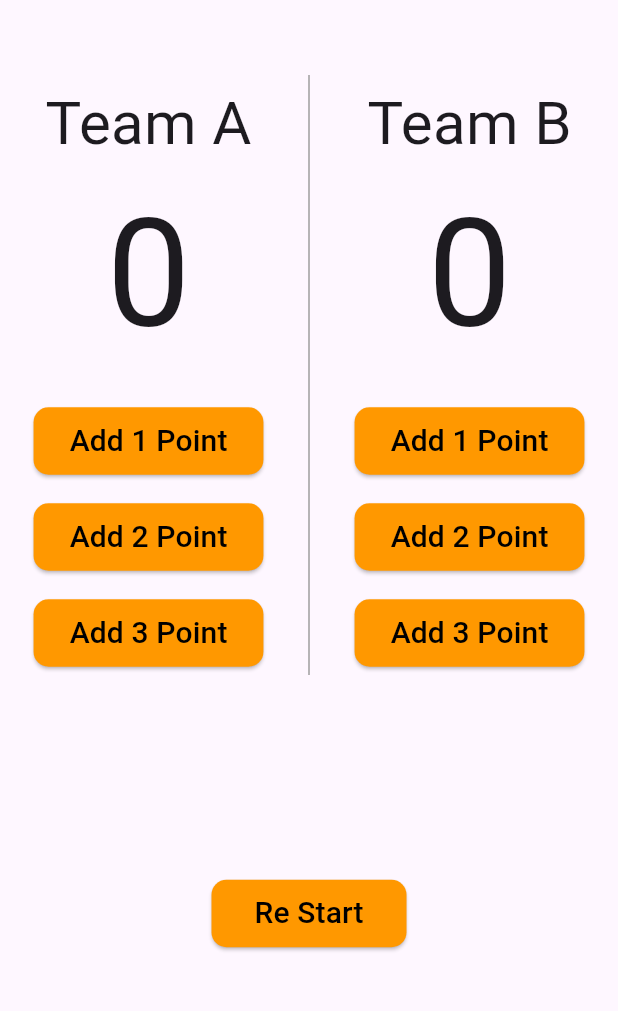
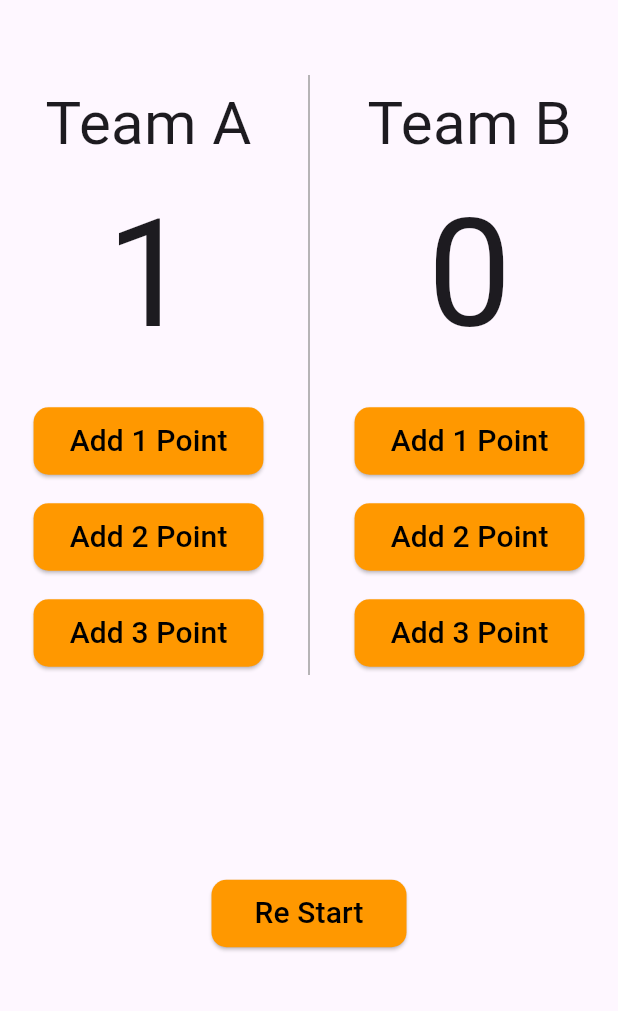
Before and after one commit to mo7meddgom3a/basketball_points_counter, a Flutter app: the screen it shows after launch, after a tap on "Add 1 Point", on a phone screen of 412 x 824 dp, the part 84-1095 px from its top. Run offline on Flutter 3.47's test engine with Material 3 defaults, Android fonts, the phone set to English and light mode, and no system bars; our stand-ins replace flutter_bloc.

Commit message:
apply cubit

```diff
--- a/lib/cubit/counter_cubit.dart
+++ b/lib/cubit/counter_cubit.dart
@@ -12,9 +12,13 @@ class CounterCubit extends Cubit<CounterState> {
     if (team == "A") {
       teamA += buttonNumber;
       emit(CounterAIncrement());
-    } else {
+    } else if (team == "B"){
       teamB += buttonNumber;
       emit(CounterBIncrement());
+    }else{
+      teamA = 0;
+      teamB = 0;
+      emit(CounterReset());
     }
   }
 }
--- a/lib/cubit/counter_state.dart
+++ b/lib/cubit/counter_state.dart
@@ -10,3 +10,7 @@ class CounterBIncrement extends CounterState
 {
 
 }
+class CounterReset extends CounterState
+{
+
+}
--- a/lib/main.dart
+++ b/lib/main.dart
@@ -12,7 +12,7 @@ class BasketballCounter extends StatelessWidget {
   Widget build(BuildContext context) {
     return BlocProvider(
       create: (context) => CounterCubit(),
-      child: const MaterialApp(
+      child: MaterialApp(
         debugShowCheckedModeBanner: false,
         home: HomeView(),
       ),
--- a/lib/views/home_view.dart
+++ b/lib/views/home_view.dart
@@ -1,12 +1,19 @@
+import 'package:app4_basketball_points_counter/cubit/counter_cubit.dart';
+import 'package:app4_basketball_points_counter/cubit/counter_state.dart';
 import 'package:flutter/material.dart';
+import 'package:flutter_bloc/flutter_bloc.dart';
 
 import '../widgets/custom_elevated_button.dart';
 
 class HomeView extends StatelessWidget {
   const HomeView({super.key});
-
   @override
   Widget build(BuildContext context) {
+    return BlocConsumer<CounterCubit, CounterState>(
+      listener: (context, state) {
+
+      },
+      builder: (context, state) {
         return Scaffold(
           appBar: AppBar(
             title: const Text(
@@ -31,9 +38,9 @@ class HomeView extends StatelessWidget {
                           fontSize: 40,
                         ),
                       ),
-                  const Text(
-                    "0",
-                    style: TextStyle(
+                      Text(
+                        "${BlocProvider.of<CounterCubit>(context).teamA}",
+                        style: const TextStyle(
                           fontSize: 100,
                         ),
                       ),
@@ -42,21 +49,27 @@ class HomeView extends StatelessWidget {
                       ),
                       CustomElevatedButton(
                         text: "Add 1 Point",
-                    onPressed: () {},
+                        onPressed: () {
+                          BlocProvider.of<CounterCubit>(context).teamIncrement(team: "A", buttonNumber: 1);
+                        },
                       ),
                       const SizedBox(
                         height: 16,
                       ),
                       CustomElevatedButton(
                         text: "Add 2 Point",
-                    onPressed: () {},
+                        onPressed: () {
+                          BlocProvider.of<CounterCubit>(context).teamIncrement(team: "A", buttonNumber: 2);
+                        },
                       ),
                       const SizedBox(
                         height: 16,
                       ),
                       CustomElevatedButton(
                         text: "Add 3 Point",
-                    onPressed: () {},
+                        onPressed: () {
+                          BlocProvider.of<CounterCubit>(context).teamIncrement(team: "A", buttonNumber: 3);
+                        },
                       ),
                     ],
                   ),
@@ -75,9 +88,9 @@ class HomeView extends StatelessWidget {
                           fontSize: 40,
                         ),
                       ),
-                  const Text(
-                    "0",
-                    style: TextStyle(
+                      Text(
+                        "${BlocProvider.of<CounterCubit>(context).teamB}",
+                        style: const TextStyle(
                           fontSize: 100,
                         ),
                       ),
@@ -86,21 +99,27 @@ class HomeView extends StatelessWidget {
                       ),
                       CustomElevatedButton(
                         text: "Add 1 Point",
-                    onPressed: () {},
+                        onPressed: () {
+                          BlocProvider.of<CounterCubit>(context).teamIncrement(team: "B", buttonNumber: 1);
+                        },
                       ),
                       const SizedBox(
                         height: 16,
                       ),
                       CustomElevatedButton(
                         text: "Add 2 Point",
-                    onPressed: () {},
+                        onPressed: () {
+                          BlocProvider.of<CounterCubit>(context).teamIncrement(team: "B", buttonNumber: 2);
+                        },
                       ),
                       const SizedBox(
                         height: 16,
                       ),
                       CustomElevatedButton(
                         text: "Add 3 Point",
-                    onPressed: () {},
+                        onPressed: () {
+                          BlocProvider.of<CounterCubit>(context).teamIncrement(team: "B", buttonNumber: 3);
+                        },
                       ),
                     ],
                   ),
@@ -130,5 +149,7 @@ class HomeView extends StatelessWidget {
             ],
           ),
         );
+      },
+    );
   }
 }
```
Lines whose indentation alone changed are shown as unchanged.
